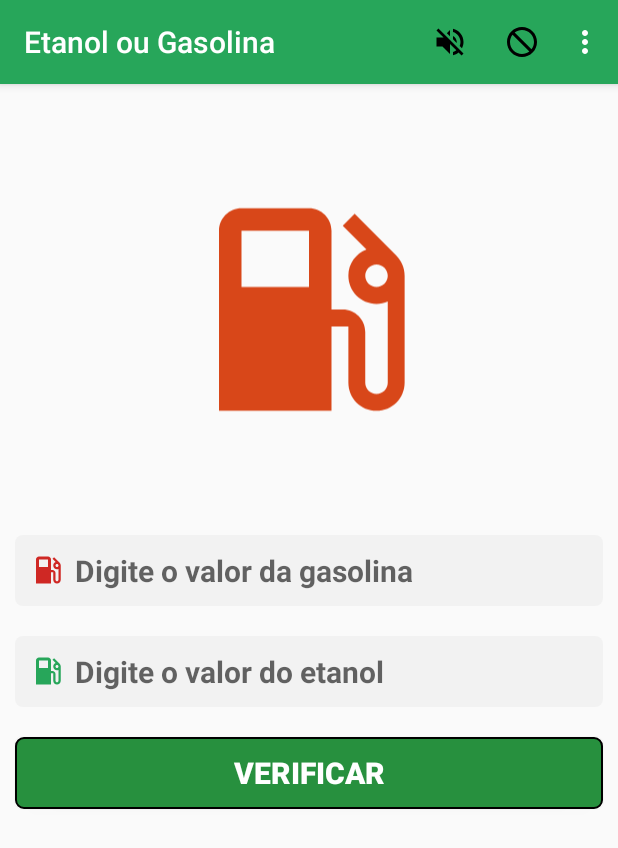
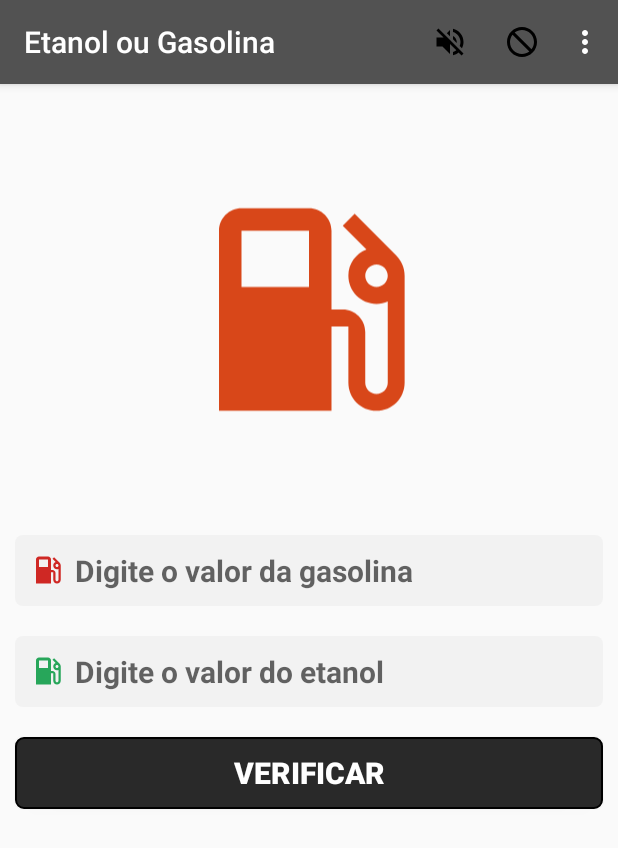
Before and after one commit to cstavarengo/Fuel, an Android app: the screen it shows after launch (MainActivity), on a phone screen of 412 x 824 dp. Shown: the top 848 px of the screen. Run offline under Robolectric (Android 15) with nearby library versions, the phone set to English and light mode, and no system bars.

```diff
--- a/app/src/main/res/menu/menu.xml
+++ b/app/src/main/res/menu/menu.xml
@@ -10,9 +10,13 @@
             <menu>
                 <item android:id="@+id/menuItemAbastecimentoAct" android:title="Abastecimentos"/>
                 <item android:id="@+id/menuItemNovoAbastecimento"  android:title="Novo" />
-                <item android:id="@+id/menuItemAbastecimentoSobre" android:title="Sobre"/>
             </menu>
     </item>
+
+    <item android:id="@+id/menuItemAbastecimentoSobre"
+        android:title="Sobre"
+        app:showAsAction="never"/>
+
 
     <item android:id="@+id/menuItemSom"
         android:icon="@drawable/ic_volume_up_black_24dp"
--- a/app/src/main/res/values/colors.xml
+++ b/app/src/main/res/values/colors.xml
@@ -1,6 +1,6 @@
 <?xml version="1.0" encoding="utf-8"?>
 <resources>
-    <color name="colorPrimary">#27A65A</color>
-    <color name="colorPrimaryDark">#27903E</color>
+    <color name="colorPrimary">#525252</color>
+    <color name="colorPrimaryDark">#292929</color>
     <color name="colorAccent">#D84719</color>
 </resources>
```
Also changed, not shown: app/src/main/java/br/com/cristiano/etanolougasolina/views/AbastecimentoActivity.java (+54 -8 lines), 4 other files.
